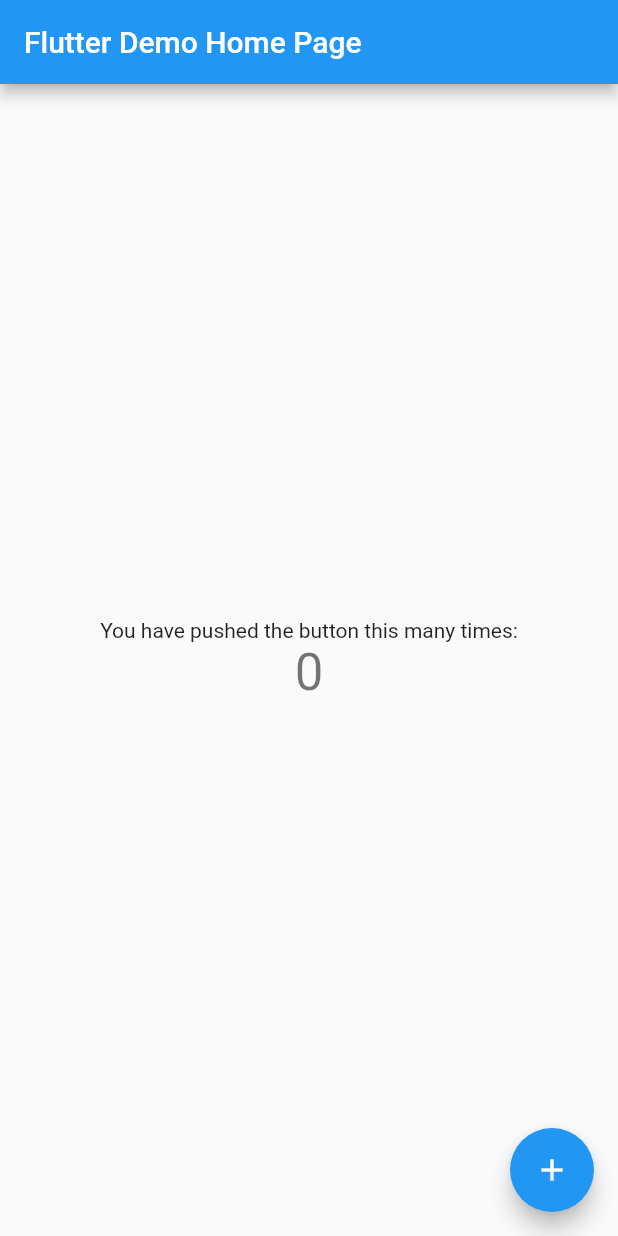
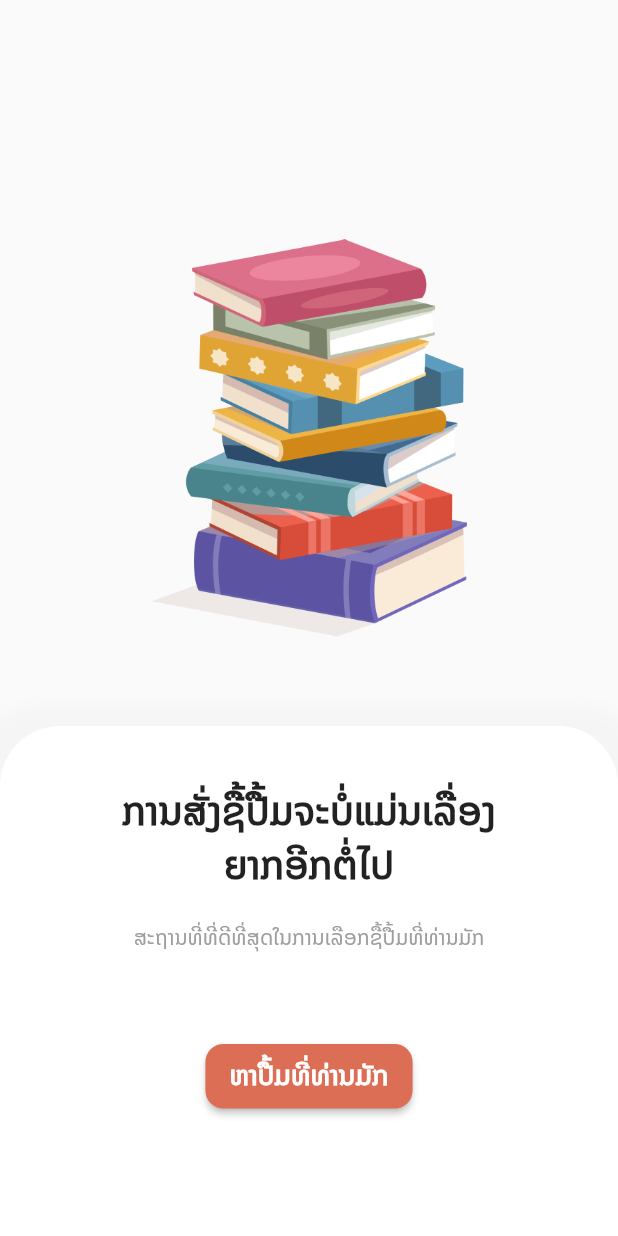
Before and after one commit to SouksavathPMS/flutterschool_bookshop_app, a Flutter app: the screen it shows after launch, on a phone screen of 412 x 824 dp. Run offline on Flutter 3.47's test engine with Material 2 defaults, Android fonts, the phone set to English and light mode, and no system bars.

Commit message:
Create getting start page

```diff
--- /dev/null
+++ b/lib/constants/constant_colors.dart
@@ -0,0 +1,5 @@
+import 'package:flutter/material.dart';
+
+class ConstantColor {
+  static const Color primaryColor = Color(0xffDC6E55);
+}
--- a/lib/main.dart
+++ b/lib/main.dart
@@ -1,4 +1,5 @@
 import 'package:flutter/material.dart';
+import 'package:flutterschool_bookshop_app/pages/getting_start_page.dart';
 
 void main() {
   runApp(const MyApp());
@@ -10,58 +11,13 @@
   @override
   Widget build(BuildContext context) {
     return MaterialApp(
+      debugShowCheckedModeBanner: false,
       title: 'Flutter Demo',
       theme: ThemeData(
         primarySwatch: Colors.blue,
+        fontFamily: "NotoSansLao",
       ),
-      home: const MyHomePage(title: 'Flutter Demo Home Page'),
+      home: const GettingStartPage(),
     );
   }
 }
-
-class MyHomePage extends StatefulWidget {
-  const MyHomePage({super.key, required this.title});
-
-  final String title;
-
-  @override
-  State<MyHomePage> createState() => _MyHomePageState();
-}
-
-class _MyHomePageState extends State<MyHomePage> {
-  int _counter = 0;
-
-  void _incrementCounter() {
-    setState(() {
-      _counter++;
-    });
-  }
-
-  @override
-  Widget build(BuildContext context) {
-    return Scaffold(
-      appBar: AppBar(
-        title: Text(widget.title),
-      ),
-      body: Center(
-        child: Column(
-          mainAxisAlignment: MainAxisAlignment.center,
-          children: <Widget>[
-            const Text(
-              'You have pushed the button this many times:',
-            ),
-            Text(
-              '$_counter',
-              style: Theme.of(context).textTheme.headlineMedium,
-            ),
-          ],
-        ),
-      ),
-      floatingActionButton: FloatingActionButton(
-        onPressed: _incrementCounter,
-        tooltip: 'Increment',
-        child: const Icon(Icons.add),
-      ),
-    );
-  }
-}
--- /dev/null
+++ b/lib/pages/getting_start_page.dart
@@ -0,0 +1,74 @@
+import 'package:flutter/material.dart';
+import '../widgets/main_button.dart';
+
+class GettingStartPage extends StatelessWidget {
+  const GettingStartPage({super.key});
+
+  @override
+  Widget build(BuildContext context) {
+    return Scaffold(
+      body: Center(
+        child: Container(
+          padding: const EdgeInsets.only(top: 100),
+          width: 210,
+          child: Image.asset(
+            "assets/images/getting_start_blooks.png",
+          ),
+        ),
+      ),
+      bottomNavigationBar: Container(
+        padding: const EdgeInsets.only(top: 40, left: 60, right: 60),
+        height: 340,
+        decoration: BoxDecoration(
+          color: Colors.white,
+          borderRadius: const BorderRadius.only(
+            topLeft: Radius.circular(40),
+            topRight: Radius.circular(40),
+          ),
+          boxShadow: [
+            BoxShadow(
+              color: Colors.grey.withOpacity(0.05),
+              spreadRadius: 16,
+              blurRadius: 8,
+              offset: const Offset(0, 3), // changes position of shadow
+            ),
+          ],
+        ),
+        child: Column(
+          crossAxisAlignment: CrossAxisAlignment.center,
+          children: [
+            const Padding(
+              padding: EdgeInsets.symmetric(horizontal: 20),
+              child: Text(
+                "ການສັ່ງຊື້ປື້ມຈະບໍ່ແມ່ນເລື່ອງຍາກອີກຕໍ່ໄປ",
+                textAlign: TextAlign.center,
+                style: TextStyle(
+                  fontSize: 26,
+                  height: 1.4,
+                  fontWeight: FontWeight.bold,
+                ),
+              ),
+            ),
+            const SizedBox(height: 20),
+            const Text(
+              "ສະຖານທີ່ທີ່ດີທີ່ສຸດໃນການເລືອກຊື້ປື້ມທີ່ທ່ານມັກ",
+              textAlign: TextAlign.center,
+              style: TextStyle(
+                fontSize: 14,
+                height: 1.4,
+                color: Colors.grey,
+              ),
+            ),
+            const SizedBox(height: 60),
+            MainButton(
+              title: "ຫາປື້ມທີ່ທ່ານມັກ",
+              onPressed: () {
+                print("object");
+              },
+            ),
+          ],
+        ),
+      ),
+    );
+  }
+}
--- /dev/null
+++ b/lib/widgets/main_button.dart
@@ -0,0 +1,43 @@
+// ignore_for_file: public_member_api_docs, sort_constructors_first
+import 'package:flutter/material.dart';
+
+import '../constants/constant_colors.dart';
+
+class MainButton extends StatelessWidget {
+  const MainButton({
+    Key? key,
+    required this.title,
+    required this.onPressed,
+  }) : super(key: key);
+
+  final String title;
+  final Function onPressed;
+
+  @override
+  Widget build(BuildContext context) {
+    return SizedBox(
+      height: 43,
+      child: ElevatedButton(
+        style: ButtonStyle(
+          backgroundColor:
+              MaterialStateProperty.all(ConstantColor.primaryColor),
+          shape: MaterialStateProperty.all(
+            RoundedRectangleBorder(
+              borderRadius: BorderRadius.circular(12),
+            ),
+          ),
+        ),
+        onPressed: () => onPressed(),
+        child: Text(
+          title,
+          textAlign: TextAlign.center,
+          style: const TextStyle(
+            color: Colors.white,
+            fontSize: 18,
+            fontWeight: FontWeight.bold,
+          ),
+        ),
+      ),
+    );
+  }
+}
```
Also changed, not shown: pubspec.yaml (+7 -8 lines), assets/fonts/NotoSansLao-Black.ttf (added), assets/fonts/NotoSansLao-Bold.ttf (added), assets/fonts/NotoSansLao-ExtraBold.ttf (added), assets/fonts/NotoSansLao-ExtraLight.ttf (added), assets/fonts/NotoSansLao-Light.ttf (added), assets/fonts/NotoSansLao-Medium.ttf (added), assets/fonts/NotoSansLao-Regular.ttf (added), assets/fonts/NotoSansLao-SemiBold.ttf (added), assets/fonts/NotoSansLao-Thin.ttf (added), assets/images/getting_start_blooks.png (added).
